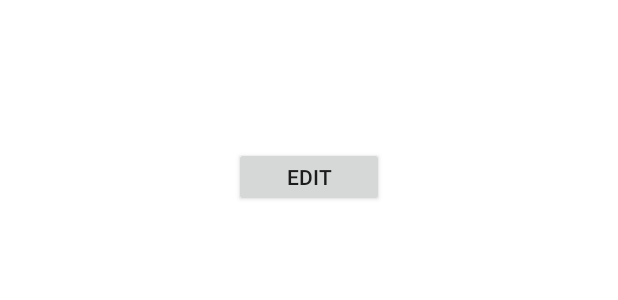
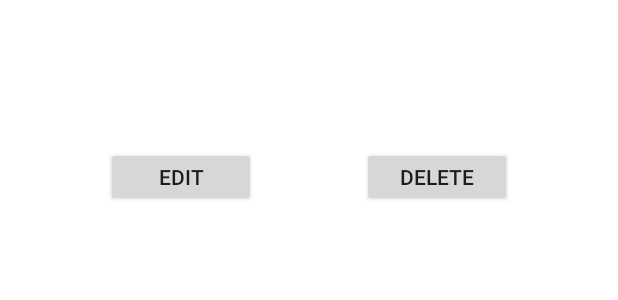
Before and after one commit to imshahastam/courses-pa-android-studio, an Android app: the layout fragment_item_info.xml on its own in the app's theme, with its tools: preview values and no code run, on a phone screen of 412 x 824 dp. Shown: the top 300 px of the screen. Run offline under Robolectric (Android 15) with nearby library versions, the phone set to English and light mode, and no system bars.

Commit message:
add hw43

```diff
--- a/app/src/main/res/layout/fragment_item_info.xml
+++ b/app/src/main/res/layout/fragment_item_info.xml
@@ -35,5 +35,14 @@
         android:layout_height="40dp"
         app:layout_constraintTop_toBottomOf="@id/salaryInfo"
         app:layout_constraintStart_toStartOf="parent"
+        app:layout_constraintEnd_toStartOf="@id/deleteBtn"/>
+
+    <androidx.appcompat.widget.AppCompatButton
+        android:id="@+id/deleteBtn"
+        android:text="delete"
+        android:layout_width="100dp"
+        android:layout_height="40dp"
+        app:layout_constraintTop_toBottomOf="@id/salaryInfo"
+        app:layout_constraintStart_toEndOf="@id/editBtn"
         app:layout_constraintEnd_toEndOf="parent"/>
 </androidx.constraintlayout.widget.ConstraintLayout>
--- a/app/src/main/res/values/strings.xml
+++ b/app/src/main/res/values/strings.xml
@@ -1,3 +1,4 @@
 <resources>
     <string name="app_name">ProgAiymHomeworks</string>
+    <string name="alert_dialog_title">Are you sure?</string>
 </resources>
```
Also changed, not shown: app/src/main/java/com/example/progaiymhomeworks/FragmentItemInfo.kt (+40 -1 lines).
